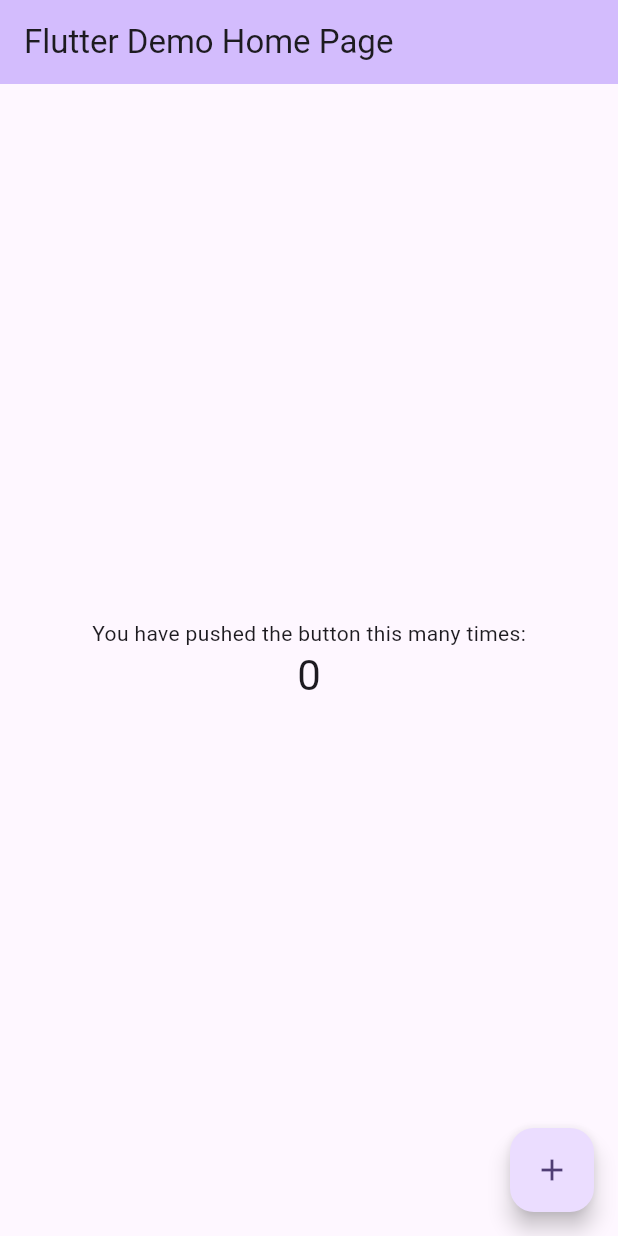
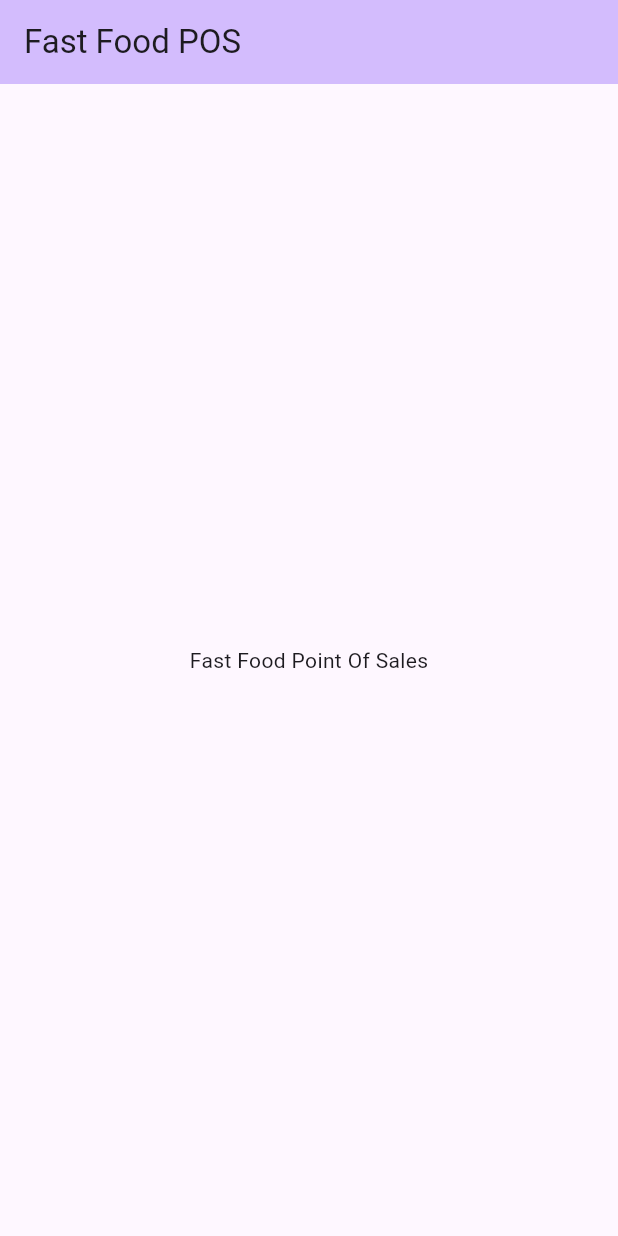
Before and after one commit to izhal27/ff_pos, a Flutter app: the screen it shows after launch, on a phone screen of 412 x 824 dp. Run offline on Flutter 3.47's test engine with Material 3 defaults, Android fonts, the phone set to English and light mode, and no system bars.

Commit message:
add home screen

```diff
--- a/lib/main.dart
+++ b/lib/main.dart
@@ -1,3 +1,4 @@
+import 'package:ff_pos/screens/home.dart';
 import 'package:flutter/material.dart';
 
 void main() {
@@ -7,119 +8,15 @@
 class MyApp extends StatelessWidget {
   const MyApp({super.key});
 
-  // This widget is the root of your application.
   @override
   Widget build(BuildContext context) {
     return MaterialApp(
       title: 'Flutter Demo',
       theme: ThemeData(
-        // This is the theme of your application.
-        //
-        // TRY THIS: Try running your application with "flutter run". You'll see
-        // the application has a purple toolbar. Then, without quitting the app,
-        // try changing the seedColor in the colorScheme below to Colors.green
-        // and then invoke "hot reload" (save your changes or press the "hot
-        // reload" button in a Flutter-supported IDE, or press "r" if you used
-        // the command line to start the app).
-        //
-        // Notice that the counter didn't reset back to zero; the application
-        // state is not lost during the reload. To reset the state, use hot
-        // restart instead.
-        //
-        // This works for code too, not just values: Most code changes can be
-        // tested with just a hot reload.
         colorScheme: ColorScheme.fromSeed(seedColor: Colors.deepPurple),
         useMaterial3: true,
       ),
-      home: const MyHomePage(title: 'Flutter Demo Home Page'),
+      home: const MyHomePage(title: 'Fast Food POS'),
     );
   }
 }
-
-class MyHomePage extends StatefulWidget {
-  const MyHomePage({super.key, required this.title});
-
-  // This widget is the home page of your application. It is stateful, meaning
-  // that it has a State object (defined below) that contains fields that affect
-  // how it looks.
-
-  // This class is the configuration for the state. It holds the values (in this
-  // case the title) provided by the parent (in this case the App widget) and
-  // used by the build method of the State. Fields in a Widget subclass are
-  // always marked "final".
-
-  final String title;
-
-  @override
-  State<MyHomePage> createState() => _MyHomePageState();
-}
-
-class _MyHomePageState extends State<MyHomePage> {
-  int _counter = 0;
-
-  void _incrementCounter() {
-    setState(() {
-      // This call to setState tells the Flutter framework that something has
-      // changed in this State, which causes it to rerun the build method below
-      // so that the display can reflect the updated values. If we changed
-      // _counter without calling setState(), then the build method would not be
-      // called again, and so nothing would appear to happen.
-      _counter++;
-    });
-  }
-
-  @override
-  Widget build(BuildContext context) {
-    // This method is rerun every time setState is called, for instance as done
-    // by the _incrementCounter method above.
-    //
-    // The Flutter framework has been optimized to make rerunning build methods
-    // fast, so that you can just rebuild anything that needs updating rather
-    // than having to individually change instances of widgets.
-    return Scaffold(
-      appBar: AppBar(
-        // TRY THIS: Try changing the color here to a specific color (to
-        // Colors.amber, perhaps?) and trigger a hot reload to see the AppBar
-        // change color while the other colors stay the same.
-        backgroundColor: Theme.of(context).colorScheme.inversePrimary,
-        // Here we take the value from the MyHomePage object that was created by
-        // the App.build method, and use it to set our appbar title.
-        title: Text(widget.title),
-      ),
-      body: Center(
-        // Center is a layout widget. It takes a single child and positions it
-        // in the middle of the parent.
-        child: Column(
-          // Column is also a layout widget. It takes a list of children and
-          // arranges them vertically. By default, it sizes itself to fit its
-          // children horizontally, and tries to be as tall as its parent.
-          //
-          // Column has various properties to control how it sizes itself and
-          // how it positions its children. Here we use mainAxisAlignment to
-          // center the children vertically; the main axis here is the vertical
-          // axis because Columns are vertical (the cross axis would be
-          // horizontal).
-          //
-          // TRY THIS: Invoke "debug painting" (choose the "Toggle Debug Paint"
-          // action in the IDE, or press "p" in the console), to see the
-          // wireframe for each widget.
-          mainAxisAlignment: MainAxisAlignment.center,
-          children: <Widget>[
-            const Text(
-              'You have pushed the button this many times:',
-            ),
-            Text(
-              '$_counter',
-              style: Theme.of(context).textTheme.headlineMedium,
-            ),
-          ],
-        ),
-      ),
-      floatingActionButton: FloatingActionButton(
-        onPressed: _incrementCounter,
-        tooltip: 'Increment',
-        child: const Icon(Icons.add),
-      ), // This trailing comma makes auto-formatting nicer for build methods.
-    );
-  }
-}
--- /dev/null
+++ b/lib/screens/home.dart
@@ -0,0 +1,32 @@
+import 'package:flutter/material.dart';
+
+class MyHomePage extends StatefulWidget {
+  const MyHomePage({super.key, required this.title});
+
+  final String title;
+
+  @override
+  State<MyHomePage> createState() => _MyHomePageState();
+}
+
+class _MyHomePageState extends State<MyHomePage> {
+  @override
+  Widget build(BuildContext context) {
+    return Scaffold(
+      appBar: AppBar(
+        backgroundColor: Theme.of(context).colorScheme.inversePrimary,
+        title: Text(widget.title),
+      ),
+      body: const Center(
+        child: Column(
+          mainAxisAlignment: MainAxisAlignment.center,
+          children: <Widget>[
+            Text(
+              'Fast Food Point Of Sales',
+            ),
+          ],
+        ),
+      ),
+    );
+  }
+}
```
